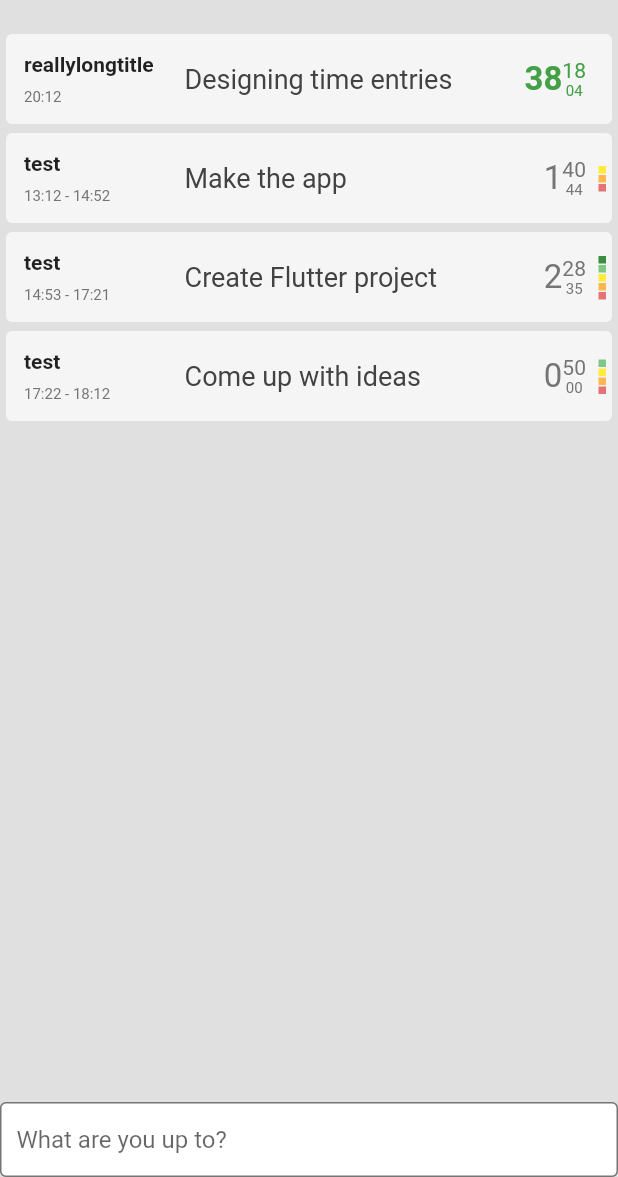
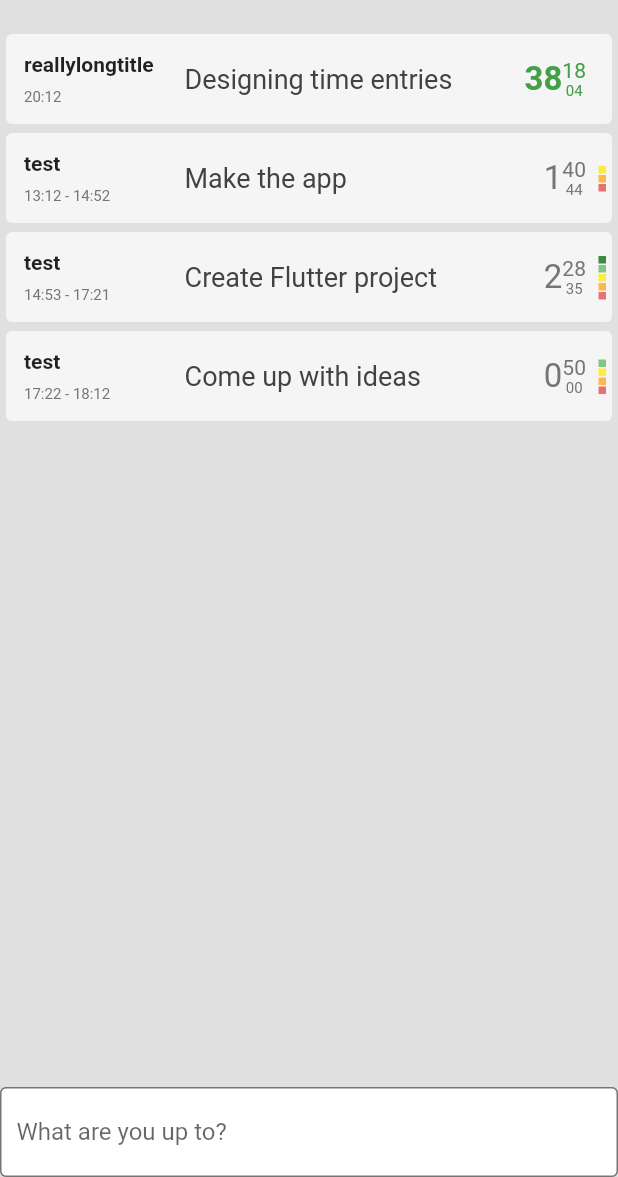
Before and after one commit to bendicsekb/habits_app, a Flutter app: the screen it shows after launch, on a phone screen of 412 x 824 dp, the part 59-1236 px from its top. Run offline on Flutter 3.47's test engine with Material 2 defaults, Android fonts, the phone set to English and light mode, and no system bars; drawn by our look-alikes of flutter_slidable; our stand-ins replace flutter_hooks, flutter_riverpod, hooks_riverpod.

Commit message:
fix Bottom bar covers content

```diff
--- a/lib/main.dart
+++ b/lib/main.dart
@@ -127,11 +127,12 @@ class MyHomePage extends HookConsumerWidget {
             for (var entryId in entryIds) ...[
               const SizedBox(height: 6.0),
               TimeEntry(id: entryId),
-            ]
+            ],
+            const SizedBox(height: 6.0),
           ],
         ),
       ),
-      bottomSheet: AddEntryBottomSheet(),
+      bottomNavigationBar: AddEntryBottomSheet(),
     );
   }
 }
@@ -163,14 +164,15 @@ class AddEntryBottomSheet extends HookConsumerWidget {
   @override
   Widget build(BuildContext context, WidgetRef ref) {
     final newEntryController = useTextEditingController();
+    final bottomSheetClosedHeight = 60.0;
 
     return BottomSheet(
       enableDrag: false,
       onClosing: () {},
       builder: (BuildContext context) => AnimatedContainer(
         constraints: ref.watch(bottomSheetOpen)
-            ? BoxConstraints(maxHeight: MediaQuery.of(context).size.height)
-            : BoxConstraints(maxHeight: 50),
+            ? BoxConstraints(maxHeight: MediaQuery.of(context).size.height - 24)
+            : BoxConstraints(maxHeight: bottomSheetClosedHeight),
         decoration: bottomSheetBackgroundDecoration,
         curve: Curves.easeOutCubic,
         duration: Duration(milliseconds: 200),
@@ -185,11 +187,12 @@ class AddEntryBottomSheet extends HookConsumerWidget {
                   ref.read(bottomSheetOpen.notifier).toggle();
                 },
                 child: Container(
+                  height: bottomSheetClosedHeight,
                   decoration: bottomSheetFieldDecoration,
-                  child: Wrap(
-                    children: [
-                      Row(
+                  child: SizedBox(
+                    child: Row(
                       mainAxisAlignment: MainAxisAlignment.spaceEvenly,
+                      crossAxisAlignment: CrossAxisAlignment.center,
                       children: [
                         Expanded(
                           child: TextField(
@@ -205,12 +208,10 @@ class AddEntryBottomSheet extends HookConsumerWidget {
                               if (splitted.length > 1) {
                                 newEntryTitle =
                                     splitted[0].trim().toLowerCase();
-                                  newEntryText =
-                                      splitted[1].trim().capitalize();
+                                newEntryText = splitted[1].trim().capitalize();
                               } else if (splitted.isNotEmpty &&
                                   splitted[0].isNotEmpty) {
-                                  newEntryText =
-                                      splitted[0].trim().capitalize();
+                                newEntryText = splitted[0].trim().capitalize();
                               }
                               ref.read(entryListProvider.notifier).addEntry(
                                     newEntryText,
@@ -230,7 +231,6 @@ class AddEntryBottomSheet extends HookConsumerWidget {
                         ),
                       ],
                     ),
-                    ],
                   ),
                 ),
               ),
```
Lines whose indentation alone changed are shown as unchanged.
